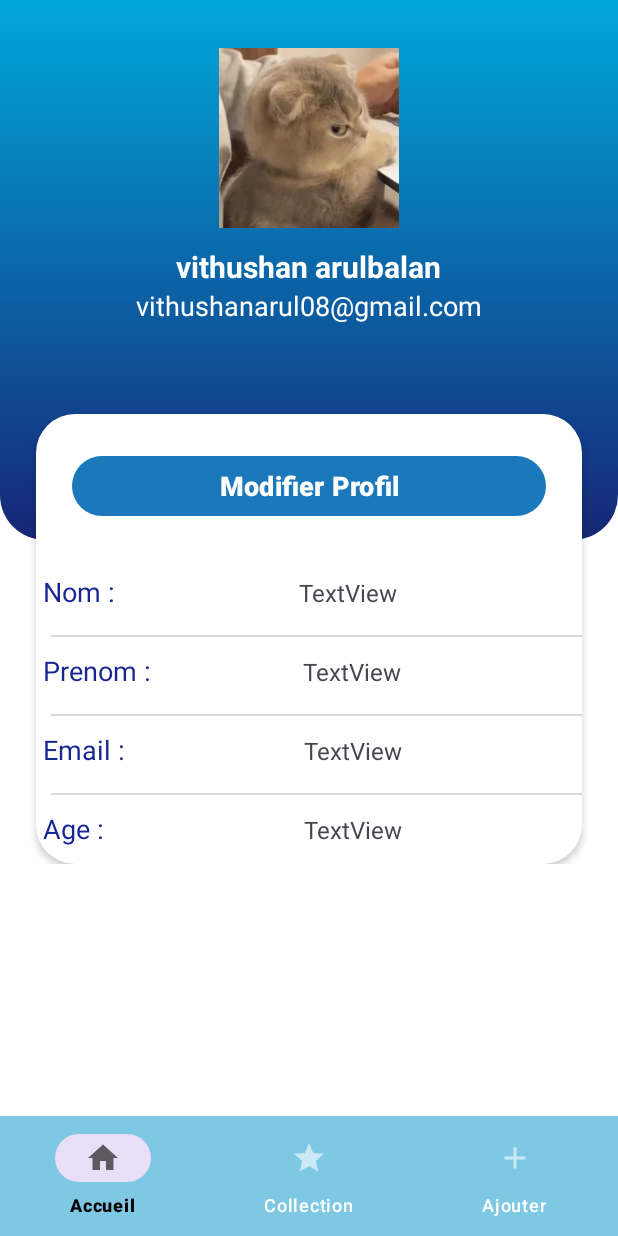
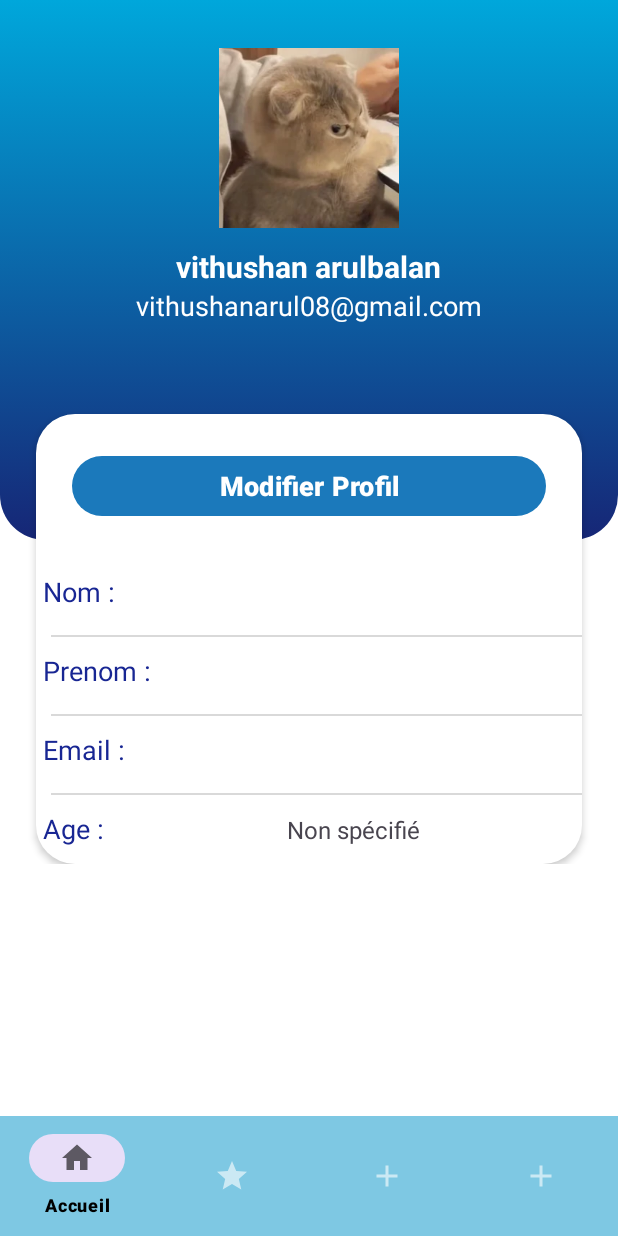
Before and after one commit to Nah-I-d-win/only-friends, an Android app: the ProfileActivity screen opened directly, with no data from a screen before it, on a phone screen of 412 x 824 dp. Run offline under Robolectric (Android 15) with nearby library versions, the phone set to English and light mode, and no system bars; our stand-ins replace Firebase (no records; nobody signed in at launch, a user with empty details on screens opened directly).

Commit message:
back profil

```diff
--- a/app/build.gradle.kts
+++ b/app/build.gradle.kts
@@ -53,6 +53,7 @@ dependencies {
     implementation(platform("com.google.firebase:firebase-bom:32.7.1"))
     implementation("com.google.firebase:firebase-database:20.3.0")
     implementation("com.google.firebase:firebase-storage:20.3.0")
+    implementation("com.google.firebase:firebase-firestore-ktx:24.10.2")
     testImplementation("junit:junit:4.13.2")
     androidTestImplementation("androidx.test.ext:junit:1.1.5")
     androidTestImplementation("androidx.test.espresso:espresso-core:3.5.1")
--- a/app/src/main/java/com/example/only_friends/MainActivity.kt
+++ b/app/src/main/java/com/example/only_friends/MainActivity.kt
@@ -43,7 +43,6 @@ class MainActivity : AppCompatActivity() {
         val repo = GiftRepository()
         findViewById<TextView>(R.id.page_title).text = resources.getString(string)
         repo.updateData {
-            // What to do once the data is loaded
             val transaction = supportFragmentManager.beginTransaction()
             transaction.replace(R.id.fragment_container, fragment)
             transaction.addToBackStack(null)
--- a/app/src/main/java/com/example/only_friends/model/User.kt
+++ b/app/src/main/java/com/example/only_friends/model/User.kt
@@ -8,6 +8,7 @@ import androidx.room.PrimaryKey
 data class User (
     @PrimaryKey val uid: String,
     @ColumnInfo(name = "email") val email: String,
-    @ColumnInfo(name = "password") val password: String,
+    @ColumnInfo(name = "password") val password: String
+
 
     )
--- a/app/src/main/java/com/example/only_friends/view/BaseActivity.kt
+++ b/app/src/main/java/com/example/only_friends/view/BaseActivity.kt
@@ -31,4 +31,5 @@ open class BaseActivity : AppCompatActivity() {
 
 
 
+
 }
--- a/app/src/main/java/com/example/only_friends/view/ProfileActivity.kt
+++ b/app/src/main/java/com/example/only_friends/view/ProfileActivity.kt
@@ -1,15 +1,64 @@
 package com.example.only_friends.view
 
+import android.content.Intent
 import android.os.Bundle
+import android.widget.Button
+import android.widget.TextView
 import com.example.only_friends.R
-
-
+import com.example.only_friends.view.BaseActivity
+import com.example.only_friends.view.EditProfileActivity
+import com.google.firebase.auth.FirebaseAuth
+import com.google.firebase.firestore.FirebaseFirestore
 
 class ProfileActivity : BaseActivity() {
+    private lateinit var auth: FirebaseAuth
+    private lateinit var db: FirebaseFirestore
+
+    // Définissez les références aux TextViews
+    private lateinit var nameView: TextView
+    private lateinit var lastNameView: TextView
+    private lateinit var emailView: TextView
+    private lateinit var ageView: TextView
 
     override fun onCreate(savedInstanceState: Bundle?) {
         super.onCreate(savedInstanceState)
         setContentView(R.layout.activity_profil)
+
+        auth = FirebaseAuth.getInstance()
+        db = FirebaseFirestore.getInstance()
+
+        // Initialisation des TextViews
+        nameView = findViewById(R.id.ShowNameView)
+        lastNameView = findViewById(R.id.showLastnameView)
+        emailView = findViewById(R.id.showMailView)
+        ageView = findViewById(R.id.oldMailView) // Assurez-vous que cet ID est correct pour l'âge
+
+        val editProfileButton = findViewById<Button>(R.id.button_edit_profile)
+        editProfileButton.setOnClickListener {
+            val intent = Intent(this, EditProfileActivity::class.java)
+            startActivity(intent)
+        }
+
+        loadUserProfile()
     }
 
+    private fun loadUserProfile() {
+        val user = auth.currentUser
+        user?.let {
+            val userId = it.uid
+            db.collection("users").document(userId).get().addOnSuccessListener { document ->
+                if (document != null) {
+                    // Mettez à jour vos vues ici avec les données de l'utilisateur
+                    nameView.text = document.getString("name")
+                    lastNameView.text = document.getString("lastName")
+                    emailView.text = document.getString("email")
+                    ageView.text = document.getLong("age")?.toString() ?: "Non spécifié" // Convertissez l'âge en String, gérez les cas où l'âge n'est pas spécifié
+                } else {
+                    // Gérez le cas où l'utilisateur n'est pas trouvé dans la base de données
+                }
+            }.addOnFailureListener { exception ->
+                // Gérez les erreurs ici
+            }
+        }
+    }
 }
--- a/app/src/main/res/layout/activity_profil.xml
+++ b/app/src/main/res/layout/activity_profil.xml
@@ -123,7 +123,7 @@
                     </LinearLayout>
 
                     <View
-                        android:id="@+id/view2"
+                        android:id="@+id/view"
                         android:layout_width="match_parent"
                         android:layout_height="1dp"
                         android:layout_marginStart="10dp"
@@ -158,7 +158,7 @@
                     </LinearLayout>
 
                     <View
-                        android:id="@+id/view2"
+                        android:id="@+id/view1"
                         android:layout_width="match_parent"
                         android:layout_height="1dp"
                         android:layout_marginStart="10dp"
--- a/app/src/main/res/menu/bottom_navigation_menu.xml
+++ b/app/src/main/res/menu/bottom_navigation_menu.xml
@@ -17,4 +17,9 @@
         android:title="@string/bottom_add_gift_item"
         android:icon="@drawable/ic_plus"/>
 
+    <item
+        android:id="@+id/add_gift_page"
+        android:title="@string/bottom_add_gift_item"
+        android:icon="@drawable/ic_plus"/>
+
 </menu>
```
Also changed, not shown: app/src/main/java/com/example/only_friends/view/EditProfileActivity.kt (added, +22 -0 lines), app/src/main/res/layout/activity_edit_profile.xml (added, +11 -0 lines).
